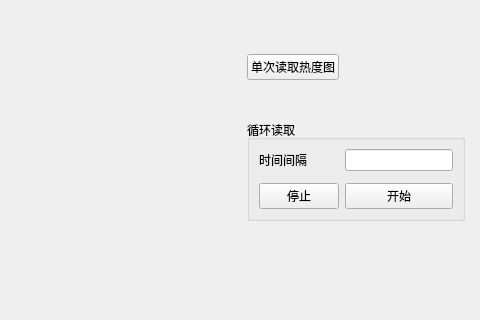
Before: the Qt Designer form source/plug/thermal_image_ui.ui in chopin1993/protocolmaster-20210731, drawn with Qt 5; both pictures show x 248 to 728 and y 127 to 447 of the 728 by 550 pixel window.
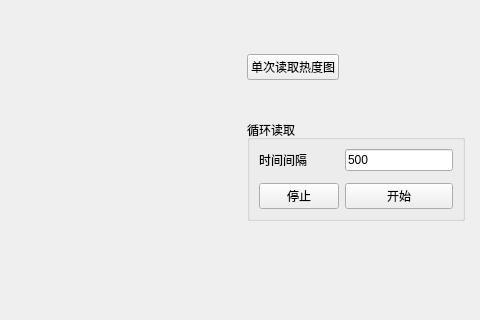
After: the same form once the commit is applied.

The edit to the form file:
```diff
--- a/source/plug/thermal_image_ui.ui
+++ b/source/plug/thermal_image_ui.ui
@@ -62,6 +62,9 @@
           <verstretch>0</verstretch>
          </sizepolicy>
         </property>
+        <property name="text">
+         <string>500</string>
+        </property>
        </widget>
       </item>
       <item row="1" column="0">
```
Left out of the diff: 38 changed lines with no effect on the pictures.
